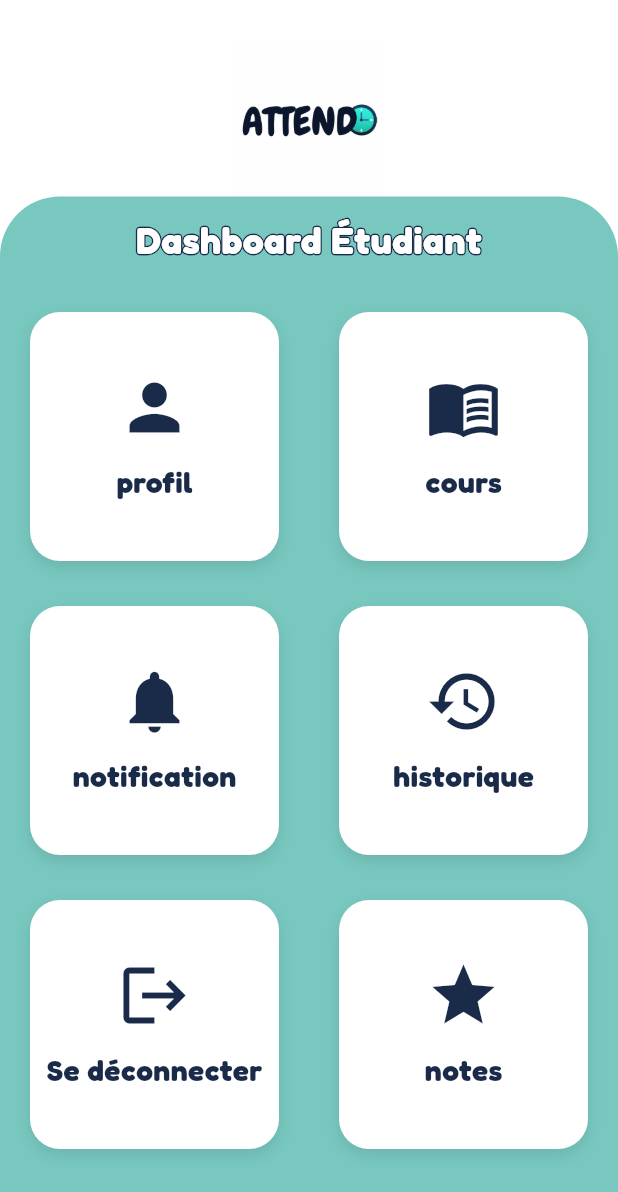
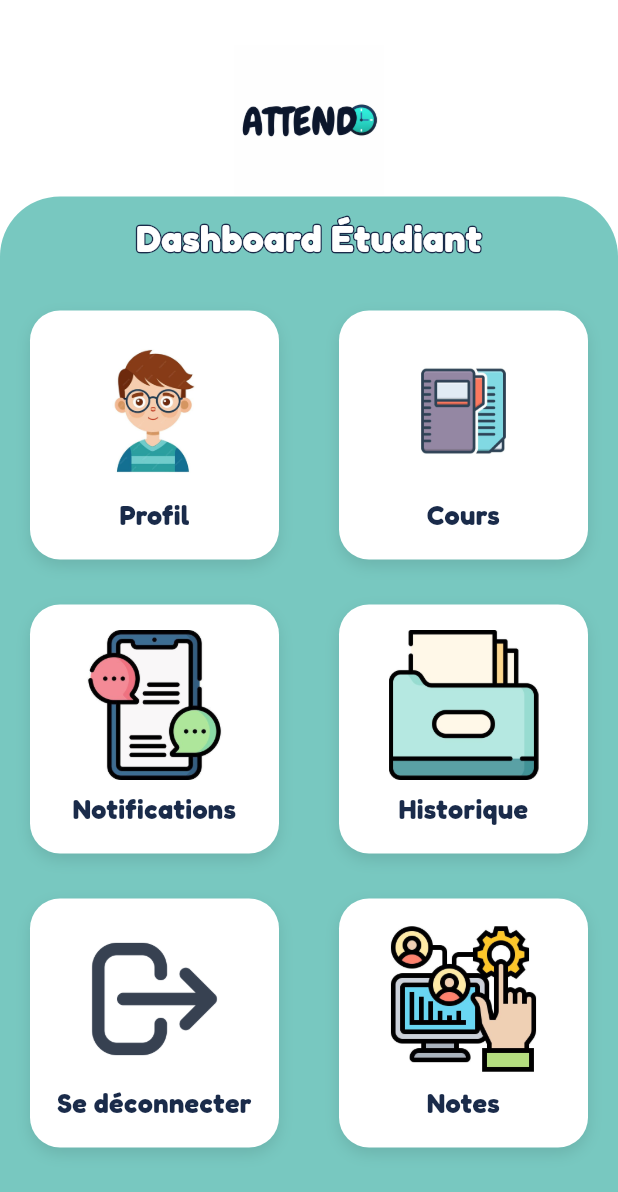
Before and after one commit to MeriemGdara/attendoProject, a Flutter app: the DashboardEtudiant screen opened by its route, on a phone screen of 412 x 824 dp. Shown: the top 1192 px of the screen. Run offline on Flutter 3.47's test engine with Material 3 defaults, Android fonts, the phone set to English and light mode, and no system bars; our stand-ins replace cloud_firestore, firebase_auth, firebase_core, google_fonts, video_player; accounts and stored records are empty.

Commit message:
Modifications dashboard étudiant avec images

```diff
--- a/lib/dashboard_etudiant.dart
+++ b/lib/dashboard_etudiant.dart
@@ -27,7 +27,7 @@ class DashboardEtudiant extends StatelessWidget {
             ),
           ),
 
-          // Conteneur turquoise avec coins arrondis en haut
+          // Conteneur turquoise avec coins arrondis
           Expanded(
             child: Container(
               width: double.infinity,
@@ -40,12 +40,10 @@ class DashboardEtudiant extends StatelessWidget {
               ),
               child: Column(
                 children: [
-                  const SizedBox(height: 1),
+                  const SizedBox(height: 10),
 
                   // Titre Dashboard Étudiant
-                  Padding(
-                    padding: const EdgeInsets.only(top: 10, bottom: 0),
-                    child: Stack(
+                  Stack(
                     alignment: Alignment.center,
                     children: [
                       Text(
@@ -69,7 +67,6 @@ class DashboardEtudiant extends StatelessWidget {
                       ),
                     ],
                   ),
-                  ),
 
                   const SizedBox(height: 20),
 
@@ -84,8 +81,8 @@ class DashboardEtudiant extends StatelessWidget {
                         childAspectRatio: 1.0, // carré
                         children: [
                           DashboardCard(
-                            icon: Icons.person,
-                            label: 'profil',
+                            imagePath: 'assets/images/student.jpg',
+                            label: 'Profil',
                             onTap: () {
                               Navigator.push(
                                 context,
@@ -93,14 +90,36 @@ class DashboardEtudiant extends StatelessWidget {
                               );
                             },
                           ),
-                          DashboardCard(icon: Icons.menu_book, label: 'cours', onTap: () {}),
-                          DashboardCard(icon: Icons.notifications, label: 'notification', onTap: () {}),
-                          DashboardCard(icon: Icons.history, label: 'historique', onTap: () {}),
-                          DashboardCard(icon: Icons.logout, label: 'Se déconnecter', onTap: () {Navigator.pushReplacement( // remplace l'écran actuel par WelcomePage
+                          DashboardCard(
+                            imagePath: 'assets/images/courEtudiant.jpg',
+                            label: 'Cours',
+                            onTap: () {},
+                          ),
+                          DashboardCard(
+                            imagePath: 'assets/images/notification.jpg',
+                            label: 'Notifications',
+                            onTap: () {},
+                          ),
+                          DashboardCard(
+                            imagePath: 'assets/images/historique.jpg',
+                            label: 'Historique',
+                            onTap: () {},
+                          ),
+                          DashboardCard(
+                            imagePath: 'assets/images/logout.png',
+                            label: 'Se déconnecter',
+                            onTap: () {
+                              Navigator.pushReplacement(
                                 context,
                                 MaterialPageRoute(builder: (context) => const WelcomePage()),
-                          );}),
-                          DashboardCard(icon: Icons.grade, label: 'notes', onTap: () {}),
+                              );
+                            },
+                          ),
+                          DashboardCard(
+                            imagePath: 'assets/images/gestion_etudiant.jpg',
+                            label: 'Notes',
+                            onTap: () {},
+                          ),
                         ],
                       ),
                     ),
@@ -115,15 +134,15 @@ class DashboardEtudiant extends StatelessWidget {
   }
 }
 
-// Carte Dashboard avec animation au clic
+// Carte Dashboard avec animation et image
 class DashboardCard extends StatefulWidget {
-  final IconData icon;
+  final String imagePath;
   final String label;
   final VoidCallback onTap;
 
   const DashboardCard({
     super.key,
-    required this.icon,
+    required this.imagePath,
     required this.label,
     required this.onTap,
   });
@@ -136,11 +155,11 @@ class _DashboardCardState extends State<DashboardCard> {
   double _scale = 1.0;
 
   void _onTapDown(TapDownDetails details) {
-    setState(() => _scale = 0.95); // réduit la carte
+    setState(() => _scale = 0.95);
   }
 
   void _onTapUp(TapUpDetails details) {
-    setState(() => _scale = 1.0); // revient à normal
+    setState(() => _scale = 1.0);
     widget.onTap();
   }
 
@@ -173,15 +192,21 @@ class _DashboardCardState extends State<DashboardCard> {
           child: Column(
             mainAxisAlignment: MainAxisAlignment.center,
             children: [
-              Icon(widget.icon, size: 50, color: const Color(0xFF1A2B4A)),
-              const SizedBox(height: 10),
+              Image.asset(
+                widget.imagePath,
+                width: 100,
+                height: 100,
+                fit: BoxFit.contain,
+              ),
+              const SizedBox(height: 6), // espace réduit entre image et label
               Text(
                 widget.label,
                 style: GoogleFonts.fredoka(
-                  fontSize: 20,
+                  fontSize: 18,
                   fontWeight: FontWeight.w700,
                   color: const Color(0xFF1A2B4A),
                 ),
+                textAlign: TextAlign.center,
               ),
             ],
           ),
```
Also changed, not shown: assets/images/courEtudiant.jpg (added), assets/images/historique.jpg (added), assets/images/notification.jpg (added), assets/images/student.jpg (added). Lines whose indentation alone changed are shown as unchanged.
